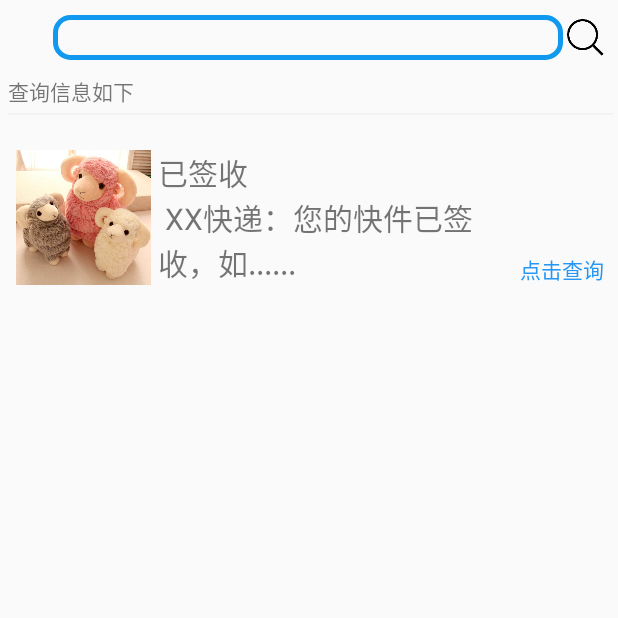
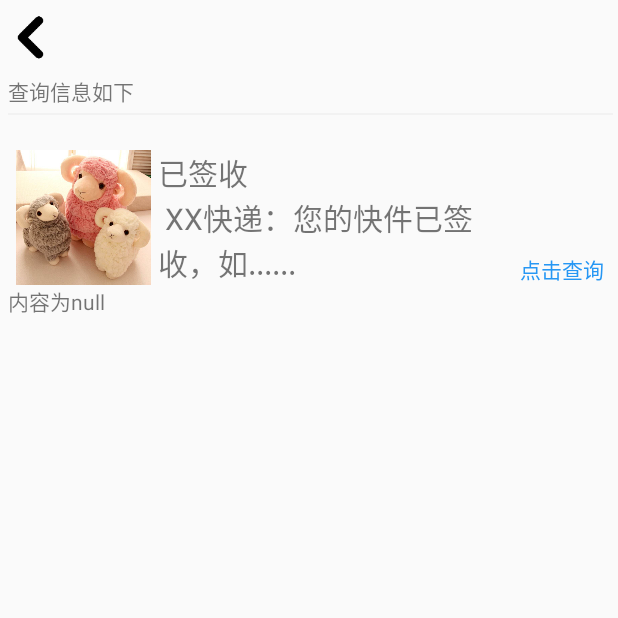
Before and after one commit to Tsukansama/Android_Group08, an Android app: the SearchActivity screen opened directly, with no data from a screen before it, on a phone screen of 412 x 824 dp, the top half of it. Run offline under Robolectric (Android 15) with nearby library versions, the phone set to English and light mode, and no system bars.

Commit message:
第三次首页部分大致完成（差拼接） /by 靳小乐

```diff
--- a/app/src/main/java/com/example/cainiaoguo/base/BaseFragment.java
+++ b/app/src/main/java/com/example/cainiaoguo/base/BaseFragment.java
@@ -28,7 +28,13 @@ public abstract class BaseFragment extends Fragment {
 
         initData(rootView);
         initViewloop(rootView);
+        HomeSearch(rootView);
         return rootView;
+
+    }
+
+    protected void HomeSearch(View rootView) {
+
     }
 
     protected void initData(View rootView) {
--- a/app/src/main/java/com/example/cainiaoguo/ui/activity/SearchActivity.java
+++ b/app/src/main/java/com/example/cainiaoguo/ui/activity/SearchActivity.java
@@ -1,14 +1,33 @@
 package com.example.cainiaoguo.ui.activity;
 
 import androidx.appcompat.app.AppCompatActivity;
+import androidx.viewpager.widget.ViewPager;
+
 import com.example.cainiaoguo.R;
+
+import android.app.Activity;
+import android.content.Intent;
 import android.os.Bundle;
+import android.view.View;
+import android.widget.Button;
+import android.widget.TextView;
 
 public class SearchActivity extends AppCompatActivity {
-
     @Override
     protected void onCreate(Bundle savedInstanceState) {
         super.onCreate(savedInstanceState);
         setContentView(R.layout.activity_search);
+        Intent intent = getIntent();
+        String account = intent.getStringExtra("Name");
+        TextView textView = (TextView)findViewById(R.id.GetText);
+        textView.setText("内容为"+account);
+        Button btn_back = findViewById(R.id.button_back);
+        btn_back.setOnClickListener(new View.OnClickListener() {
+            @Override
+            public void onClick(View v) {
+                SearchActivity.this.finish();
+            }
+        });
     }
+
 }
--- a/app/src/main/res/layout/activity_login.xml
+++ b/app/src/main/res/layout/activity_login.xml
@@ -46,13 +46,13 @@
             android:background="@color/color_grey"
             android:ems="10"
             android:hint="密码"
-            android:inputType="numberPassword"
+            android:inputType="textPassword"
             android:layout_marginLeft="30dp"
             android:layout_marginTop="180dp"
             />
         <Button
             android:onClick="login"
-            android:id="@+id/button"
+            android:id="@+id/button_login"
             android:layout_width="359dp"
             android:layout_height="42dp"
             android:background="@color/color_useBlue"
@@ -62,7 +62,7 @@
             android:layout_marginLeft="30dp"
             android:layout_marginTop="260dp"/>
         <Button
-            android:id="@+id/zhuce"
+            android:id="@+id/button_register"
             android:layout_width="359dp"
             android:layout_height="42dp"
             android:layout_marginLeft="30dp"
--- a/app/src/main/res/layout/activity_search.xml
+++ b/app/src/main/res/layout/activity_search.xml
@@ -13,31 +13,20 @@
         android:paddingRight="5dp"
         tools:ignore="MissingConstraints">
 
-        <ImageView
-            android:id="@+id/imageView_saoyisao"
+        <Button
+            android:id="@+id/button_back"
             android:layout_width="30dp"
             android:layout_height="30dp"
-            app:srcCompat="@mipmap/fanhui" />
+            android:stateListAnimator="@null"
+            android:background="@mipmap/back" />
 
-        <EditText
-            android:id="@+id/edittext_shouyesousuo"
-            android:layout_width="340dp"
-            android:layout_height="30dp"
-            android:layout_toRightOf="@id/imageView_saoyisao"
-            android:background="@drawable/editsharp"
-            android:paddingLeft="20dp" />
-        <ImageView
-            android:id="@+id/imageView2"
-            android:layout_width="30dp"
-            android:layout_height="30dp"
-            android:layout_toRightOf="@id/edittext_shouyesousuo"
-            app:srcCompat="@mipmap/sousuo" />
+
 
         <TextView
             android:id="@+id/sousuojieguo_ziti"
             android:layout_width="match_parent"
             android:layout_height="20dp"
-            android:layout_below="@id/edittext_shouyesousuo"
+            android:layout_below="@id/button_back"
             android:layout_marginTop="10dp"
             android:text="查询信息如下"></TextView>
 
@@ -85,6 +74,14 @@
 
         </TableRow>
 
+        <TextView
+            android:id="@+id/GetText"
+            android:layout_width="match_parent"
+            android:layout_height="50dp"
+            android:layout_below="@id/shouye_shagnpin1">
+
+        </TextView>
+
     </RelativeLayout>
 
 </androidx.constraintlayout.widget.ConstraintLayout>
```
Also changed, not shown: app/src/main/java/com/example/cainiaoguo/ui/activity/LoginActivity.java (+43 -3 lines), app/src/main/java/com/example/cainiaoguo/ui/activity/LoginBeforeActivity.java (+38 -3 lines), app/src/main/java/com/example/cainiaoguo/ui/fragment/HomeFragment.java (+36 -6 lines), app/src/main/res/layout/activity_login_before.xml (+10 -9 lines), app/src/main/res/layout/activity_register.xml (+10 -10 lines), app/src/main/res/layout/fragment_home.xml (+10 -9 lines), app/src/main/res/mipmap-anydpi-v26/fanhui.png (deleted), app/src/main/res/mipmap-xxxhdpi/back.png (added), app/src/main/res/mipmap-xxxhdpi/home_before.png (added).
